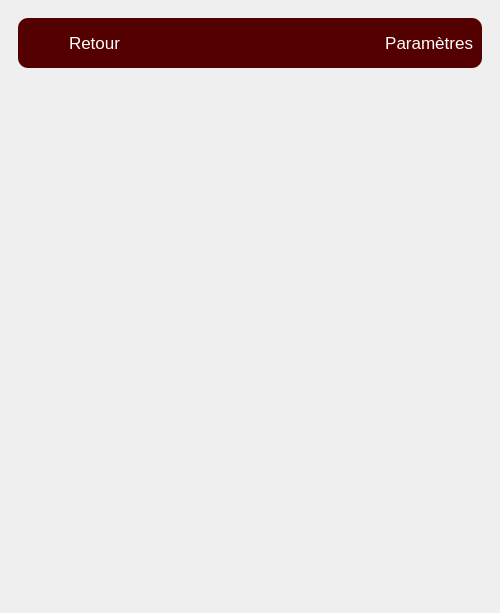
First picture: the form in view/UI/main.ui, repository gaellerem/Application_7R, before the edit.
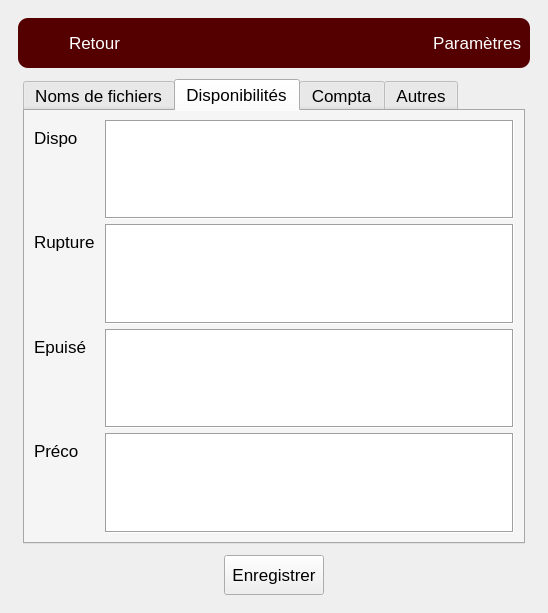
Second picture: the form after the edit. The open tabs and pages were chosen to show the change. Icons and pictures are not drawn.

Commit message: implement settings

Diff of the .ui file:
```diff
--- a/view/UI/main.ui
+++ b/view/UI/main.ui
@@ -6,7 +6,7 @@
    <rect>
     <x>0</x>
     <y>0</y>
-    <width>500</width>
+    <width>548</width>
     <height>613</height>
    </rect>
   </property>
@@ -36,6 +36,10 @@
 	background-color : rgb(85, 0, 0);
 	border-radius : 10px;
 	max-height: 50px;
+}
+
+QTabWidget {
+	background-color : rgb(234, 234, 234);
 }</string>
    </property>
    <layout class="QHBoxLayout" name="horizontalLayout_7">
@@ -881,6 +885,8 @@
               <font>
                <family>Arial</family>
                <pointsize>-1</pointsize>
+               <weight>50</weight>
+               <bold>false</bold>
               </font>
              </property>
              <property name="layoutDirection">
@@ -898,7 +904,394 @@
          </widget>
         </item>
         <item>
-         <widget class="QWidget" name="widget_7" native="true"/>
+         <widget class="QWidget" name="widget_7" native="true">
+          <property name="styleSheet">
+           <string notr="true">QLabel {
+	color: black;
+}</string>
+          </property>
+          <layout class="QHBoxLayout" name="horizontalLayout_9">
+           <property name="leftMargin">
+            <number>5</number>
+           </property>
+           <property name="topMargin">
+            <number>5</number>
+           </property>
+           <property name="rightMargin">
+            <number>5</number>
+           </property>
+           <property name="bottomMargin">
+            <number>5</number>
+           </property>
+           <item>
+            <widget class="QTabWidget" name="tabWidget">
+             <property name="currentIndex">
+              <number>0</number>
+             </property>
+             <widget class="QWidget" name="filenames">
+              <attribute name="title">
+               <string>Noms de fichiers</string>
+              </attribute>
+              <layout class="QFormLayout" name="formLayout">
+               <property name="verticalSpacing">
+                <number>10</number>
+               </property>
+               <item row="0" column="0">
+                <widget class="QLabel" name="label_19">
+                 <property name="text">
+                  <string>Asmodee</string>
+                 </property>
+                </widget>
+               </item>
+               <item row="0" column="1">
+                <widget class="QLineEdit" name="filename_asmodee"/>
+               </item>
+               <item row="1" column="0">
+                <widget class="QLabel" name="label_20">
+                 <property name="text">
+                  <string>Atalia</string>
+                 </property>
+                </widget>
+               </item>
+               <item row="1" column="1">
+                <widget class="QLineEdit" name="filename_atalia"/>
+               </item>
+               <item row="2" column="0">
+                <widget class="QLabel" name="label_21">
+                 <property name="text">
+                  <string>BlackRock</string>
+                 </property>
+                </widget>
+               </item>
+               <item row="2" column="1">
+                <widget class="QLineEdit" name="filename_blackrock"/>
+               </item>
+               <item row="3" column="0">
+                <widget class="QLabel" name="label_22">
+                 <property name="text">
+                  <string>Gigamic</string>
+                 </property>
+                </widget>
+               </item>
+               <item row="3" column="1">
+                <widget class="QLineEdit" name="filename_gigamic"/>
+               </item>
+               <item row="4" column="0">
+                <widget class="QLabel" name="label_23">
+                 <property name="text">
+                  <string>Heo</string>
+                 </property>
+                </widget>
+               </item>
+               <item row="4" column="1">
+                <widget class="QLineEdit" name="filename_heo"/>
+               </item>
+               <item row="5" column="0">
+                <widget class="QLabel" name="label_24">
+                 <property name="text">
+                  <string>Iello</string>
+                 </property>
+                </widget>
+               </item>
+               <item row="5" column="1">
+                <widget class="QLineEdit" name="filename_iello"/>
+               </item>
+               <item row="6" column="0">
+                <widget class="QLabel" name="label_25">
+                 <property name="text">
+                  <string>MAD</string>
+                 </property>
+                </widget>
+               </item>
+               <item row="6" column="1">
+                <widget class="QLineEdit" name="filename_mad"/>
+               </item>
+               <item row="7" column="0">
+                <widget class="QLabel" name="label_26">
+                 <property name="text">
+                  <string>Neoludis</string>
+                 </property>
+                </widget>
+               </item>
+               <item row="7" column="1">
+                <widget class="QLineEdit" name="filename_neoludis"/>
+               </item>
+               <item row="8" column="0">
+                <widget class="QLabel" name="label_27">
+                 <property name="text">
+                  <string>Pixie</string>
+                 </property>
+                </widget>
+               </item>
+               <item row="8" column="1">
+                <widget class="QLineEdit" name="filename_pixie"/>
+               </item>
+               <item row="9" column="0">
+                <widget class="QLabel" name="label_28">
+                 <property name="text">
+                  <string>Tribuo</string>
+                 </property>
+                </widget>
+               </item>
+               <item row="9" column="1">
+                <widget class="QLineEdit" name="filename_tribuo"/>
+               </item>
+              </layout>
+             </widget>
+             <widget class="QWidget" name="disps">
+              <property name="sizePolicy">
+               <sizepolicy hsizetype="Expanding" vsizetype="Expanding">
+                <horstretch>0</horstretch>
+                <verstretch>0</verstretch>
+               </sizepolicy>
+              </property>
+              <attribute name="title">
+               <string>Disponibilités</string>
+              </attribute>
+              <layout class="QFormLayout" name="formLayout_4">
+               <property name="horizontalSpacing">
+                <number>10</number>
+               </property>
+               <property name="verticalSpacing">
+                <number>5</number>
+               </property>
+               <item row="0" column="0">
+                <widget class="QLabel" name="label_17">
+                 <property name="minimumSize">
+                  <size>
+                   <width>60</width>
+                   <height>0</height>
+                  </size>
+                 </property>
+                 <property name="text">
+                  <string>Dispo</string>
+                 </property>
+                </widget>
+               </item>
+               <item row="0" column="1">
+                <widget class="QTextEdit" name="dispo_dispo">
+                 <property name="frameShape">
+                  <enum>QFrame::Box</enum>
+                 </property>
+                 <property name="frameShadow">
+                  <enum>QFrame::Sunken</enum>
+                 </property>
+                 <property name="html">
+                  <string>&lt;!DOCTYPE HTML PUBLIC &quot;-//W3C//DTD HTML 4.0//EN&quot; &quot;http://www.w3.org/TR/REC-html40/strict.dtd&quot;&gt;
+&lt;html&gt;&lt;head&gt;&lt;meta name=&quot;qrichtext&quot; content=&quot;1&quot; /&gt;&lt;style type=&quot;text/css&quot;&gt;
+p, li { white-space: pre-wrap; }
+&lt;/style&gt;&lt;/head&gt;&lt;body style=&quot; font-family:'Arial'; font-size:17px; font-weight:400; font-style:normal;&quot;&gt;
+&lt;p style=&quot;-qt-paragraph-type:empty; margin-top:0px; margin-bottom:0px; margin-left:0px; margin-right:0px; -qt-block-indent:0; text-indent:0px;&quot;&gt;&lt;br /&gt;&lt;/p&gt;&lt;/body&gt;&lt;/html&gt;</string>
+                 </property>
+                </widget>
+               </item>
+               <item row="1" column="0">
+                <widget class="QLabel" name="label_15">
+                 <property name="minimumSize">
+                  <size>
+                   <width>60</width>
+                   <height>0</height>
+                  </size>
+                 </property>
+                 <property name="text">
+                  <string>Rupture</string>
+                 </property>
+                </widget>
+               </item>
+               <item row="1" column="1">
+                <widget class="QTextEdit" name="dispo_rupture">
+                 <property name="frameShape">
+                  <enum>QFrame::Box</enum>
+                 </property>
+                 <property name="frameShadow">
+                  <enum>QFrame::Sunken</enum>
+                 </property>
+                 <property name="html">
+                  <string>&lt;!DOCTYPE HTML PUBLIC &quot;-//W3C//DTD HTML 4.0//EN&quot; &quot;http://www.w3.org/TR/REC-html40/strict.dtd&quot;&gt;
+&lt;html&gt;&lt;head&gt;&lt;meta name=&quot;qrichtext&quot; content=&quot;1&quot; /&gt;&lt;style type=&quot;text/css&quot;&gt;
+p, li { white-space: pre-wrap; }
+&lt;/style&gt;&lt;/head&gt;&lt;body style=&quot; font-family:'Arial'; font-size:17px; font-weight:400; font-style:normal;&quot;&gt;
+&lt;p style=&quot;-qt-paragraph-type:empty; margin-top:0px; margin-bottom:0px; margin-left:0px; margin-right:0px; -qt-block-indent:0; text-indent:0px;&quot;&gt;&lt;br /&gt;&lt;/p&gt;&lt;/body&gt;&lt;/html&gt;</string>
+                 </property>
+                </widget>
+               </item>
+               <item row="2" column="0">
+                <widget class="QLabel" name="label_16">
+                 <property name="minimumSize">
+                  <size>
+                   <width>60</width>
+                   <height>0</height>
+                  </size>
+                 </property>
+                 <property name="text">
+                  <string>Epuisé</string>
+                 </property>
+                </widget>
+               </item>
+               <item row="2" column="1">
+                <widget class="QTextEdit" name="dispo_epuise">
+                 <property name="frameShape">
+                  <enum>QFrame::Box</enum>
+                 </property>
+                 <property name="frameShadow">
+                  <enum>QFrame::Sunken</enum>
+                 </property>
+                 <property name="html">
+                  <string>&lt;!DOCTYPE HTML PUBLIC &quot;-//W3C//DTD HTML 4.0//EN&quot; &quot;http://www.w3.org/TR/REC-html40/strict.dtd&quot;&gt;
+&lt;html&gt;&lt;head&gt;&lt;meta name=&quot;qrichtext&quot; content=&quot;1&quot; /&gt;&lt;style type=&quot;text/css&quot;&gt;
+p, li { white-space: pre-wrap; }
+&lt;/style&gt;&lt;/head&gt;&lt;body style=&quot; font-family:'Arial'; font-size:17px; font-weight:400; font-style:normal;&quot;&gt;
+&lt;p style=&quot;-qt-paragraph-type:empty; margin-top:0px; margin-bottom:0px; margin-left:0px; margin-right:0px; -qt-block-indent:0; text-indent:0px;&quot;&gt;&lt;br /&gt;&lt;/p&gt;&lt;/body&gt;&lt;/html&gt;</string>
+                 </property>
+                </widget>
+               </item>
+               <item row="3" column="0">
+                <widget class="QLabel" name="label_18">
+                 <property name="minimumSize">
+                  <size>
+                   <width>60</width>
+                   <height>0</height>
+                  </size>
+                 </property>
+                 <property name="text">
+                  <string>Préco</string>
+                 </property>
+                </widget>
+               </item>
+               <item row="3" column="1">
+                <widget class="QTextEdit" name="dispo_preco">
+                 <property name="frameShape">
+                  <enum>QFrame::Box</enum>
+                 </property>
+                 <property name="frameShadow">
+                  <enum>QFrame::Sunken</enum>
+                 </property>
+                 <property name="html">
+                  <string>&lt;!DOCTYPE HTML PUBLIC &quot;-//W3C//DTD HTML 4.0//EN&quot; &quot;http://www.w3.org/TR/REC-html40/strict.dtd&quot;&gt;
+&lt;html&gt;&lt;head&gt;&lt;meta name=&quot;qrichtext&quot; content=&quot;1&quot; /&gt;&lt;style type=&quot;text/css&quot;&gt;
+p, li { white-space: pre-wrap; }
+&lt;/style&gt;&lt;/head&gt;&lt;body style=&quot; font-family:'Arial'; font-size:17px; font-weight:400; font-style:normal;&quot;&gt;
+&lt;p style=&quot;-qt-paragraph-type:empty; margin-top:0px; margin-bottom:0px; margin-left:0px; margin-right:0px; -qt-block-indent:0; text-indent:0px;&quot;&gt;&lt;br /&gt;&lt;/p&gt;&lt;/body&gt;&lt;/html&gt;</string>
+                 </property>
+                </widget>
+               </item>
+              </layout>
+             </widget>
+             <widget class="QWidget" name="filters">
+              <attribute name="title">
+               <string>Compta</string>
+              </attribute>
+              <layout class="QFormLayout" name="formLayout_3">
+               <item row="0" column="0">
+                <widget class="QLabel" name="label_30">
+                 <property name="text">
+                  <string>Avoirs</string>
+                 </property>
+                </widget>
+               </item>
+               <item row="0" column="1">
+                <widget class="QTextEdit" name="filtre_avoir"/>
+               </item>
+               <item row="1" column="0">
+                <widget class="QLabel" name="label_31">
+                 <property name="text">
+                  <string>Autres</string>
+                 </property>
+                </widget>
+               </item>
+               <item row="1" column="1">
+                <widget class="QTextEdit" name="filtre_autres"/>
+               </item>
+              </layout>
+             </widget>
+             <widget class="QWidget" name="paths">
+              <attribute name="title">
+               <string>Autres</string>
+              </attribute>
+              <layout class="QFormLayout" name="formLayout_2">
+               <property name="horizontalSpacing">
+                <number>10</number>
+               </property>
+               <property name="verticalSpacing">
+                <number>5</number>
+               </property>
+               <item row="0" column="0">
+                <widget class="QLabel" name="label_29">
+                 <property name="text">
+                  <string>Chemin bureau</string>
+                 </property>
+                </widget>
+               </item>
+               <item row="0" column="1">
+                <widget class="QLineEdit" name="path_desktop"/>
+               </item>
+               <item row="1" column="0">
+                <widget class="QLabel" name="label_32">
+                 <property name="text">
+                  <string>Mail compta</string>
+                 </property>
+                </widget>
+               </item>
+               <item row="1" column="1">
+                <widget class="QLineEdit" name="mail_compta"/>
+               </item>
+               <item row="3" column="0">
+                <widget class="QLabel" name="label_33">
+                 <property name="text">
+                  <string>Mail GW</string>
+                 </property>
+                </widget>
+               </item>
+               <item row="3" column="1">
+                <widget class="QLineEdit" name="mail_gw"/>
+               </item>
+               <item row="2" column="0">
+                <widget class="QLabel" name="label_34">
+                 <property name="text">
+                  <string>Mail WPN</string>
+                 </property>
+                </widget>
+               </item>
+               <item row="2" column="1">
+                <widget class="QLineEdit" name="mail_wpn"/>
+               </item>
+              </layout>
+             </widget>
+            </widget>
+           </item>
+          </layout>
+         </widget>
+        </item>
+        <item>
+         <widget class="QWidget" name="widget_11" native="true">
+          <layout class="QHBoxLayout" name="horizontalLayout_14">
+           <property name="leftMargin">
+            <number>0</number>
+           </property>
+           <property name="topMargin">
+            <number>0</number>
+           </property>
+           <property name="rightMargin">
+            <number>0</number>
+           </property>
+           <property name="bottomMargin">
+            <number>0</number>
+           </property>
+           <item>
+            <widget class="QPushButton" name="save_settings">
+             <property name="maximumSize">
+              <size>
+               <width>100</width>
+               <height>40</height>
+              </size>
+             </property>
+             <property name="text">
+              <string>Enregistrer</string>
+             </property>
+            </widget>
+           </item>
+          </layout>
+         </widget>
         </item>
        </layout>
       </widget>
```
Left out of the diff: 22 changed lines with no effect on the pictures. The commit also changes 7 other files.
